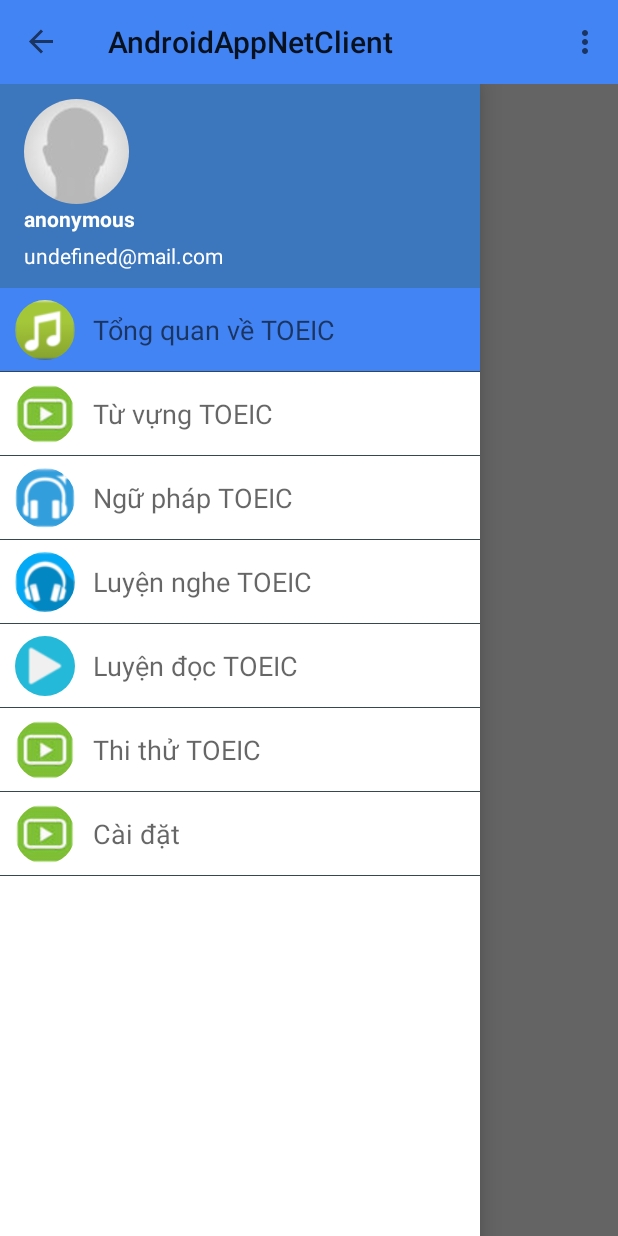
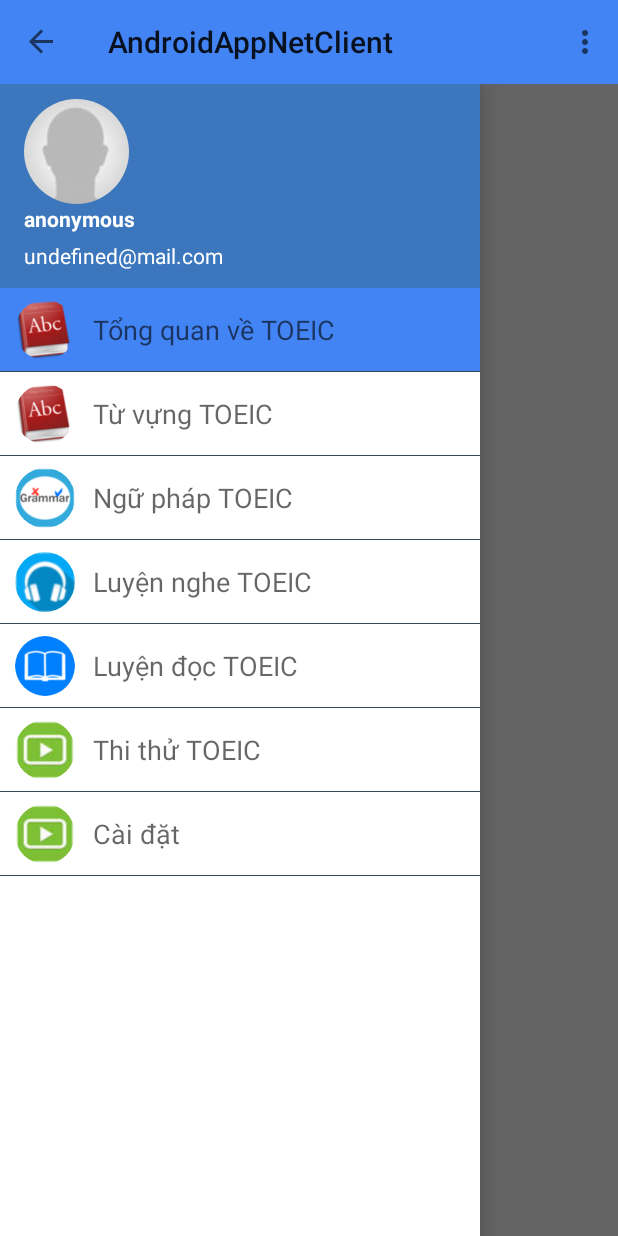
Before and after one commit to vanducngo/appnet-temp, an Android app: the screen it shows after launch (MainActivity), with the side drawer open, on a phone screen of 412 x 824 dp. Run offline under Robolectric (Android 15) with nearby library versions, the phone set to English and light mode, and no system bars; our stand-ins replace CircleImageView; libraries missing offline, so code that uses them is left out: com.facebook, com.facebook.login; pictures from the network do not load; 3 statements that could not run were skipped.

Commit message:
Edit menuslide icon

```diff
--- a/app/src/main/java/challenges/sutrix/androidappnetclient/activity/BaseActivity.java
+++ b/app/src/main/java/challenges/sutrix/androidappnetclient/activity/BaseActivity.java
@@ -37,7 +37,7 @@
 
     //Navigation drawer
     private String titles[];
-    private int ICONS[] = {R.drawable.ic_vocabulary, R.drawable.ic_basic_grammar, R.drawable.ic_advantage_grammar, R.drawable.ic_test, R.drawable.ic_setting, R.drawable.ic_basic_grammar, R.drawable.ic_basic_grammar};
+    private int ICONS[] = {R.drawable.ic_vocabulary, R.drawable.ic_vocabulary, R.drawable.ic_grammar, R.drawable.ic_listening, R.drawable.ic_reading, R.drawable.ic_basic_grammar, R.drawable.ic_basic_grammar};
 
     private RecyclerView mRecyclerView; // Declaring RecyclerView
     private SlideMenuAdapter mAdapter;  // Declaring Adapter For Recycler View
```
Also changed, not shown: app/src/main/res/drawable/ic_grammar.png (added), app/src/main/res/drawable/ic_listening.png (renamed from app/src/main/res/drawable/ic_test.png), app/src/main/res/drawable/ic_reading.png (added), app/src/main/res/drawable/ic_vocabulary.png.
